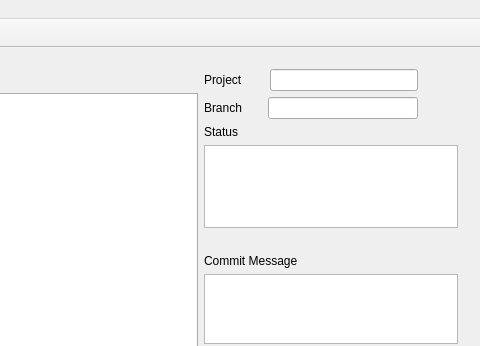
The window that mainwindow.ui (AnthonyChiavelli/GitVisualizationTool) describes before a commit, drawn with Qt 5; both pictures show x 782 to 1262 and y 0 to 346 of the 1262 by 758 pixel window.
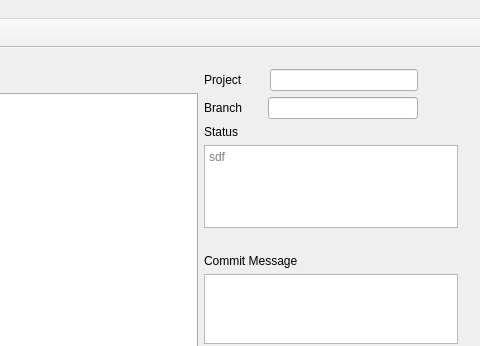
The same window after the commit. Icons and pictures are not drawn.

Commit message:
Arrow attachment site on node now moves smoothly
Improved arrow attachment algorithm to continuously adjust as nodes are
moved around, rather than select 1 of 4 sites based on node locations.

```diff
--- a/mainwindow.ui
+++ b/mainwindow.ui
@@ -219,6 +219,9 @@
          <property name="focusPolicy">
           <enum>Qt::NoFocus</enum>
          </property>
+         <property name="placeholderText">
+          <string>sdf</string>
+         </property>
         </widget>
        </item>
        <item>
```
Left out of the diff: 2 changed lines with no effect on the pictures. The commit also changes 2 other files.
